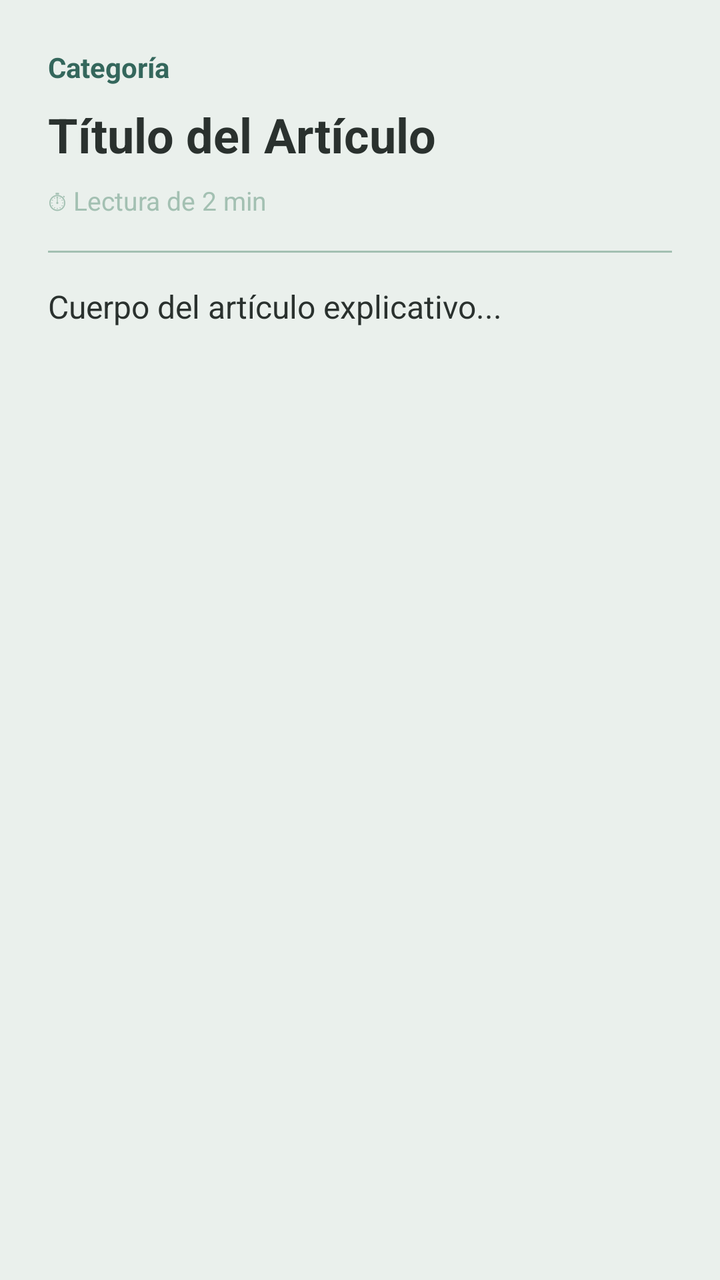
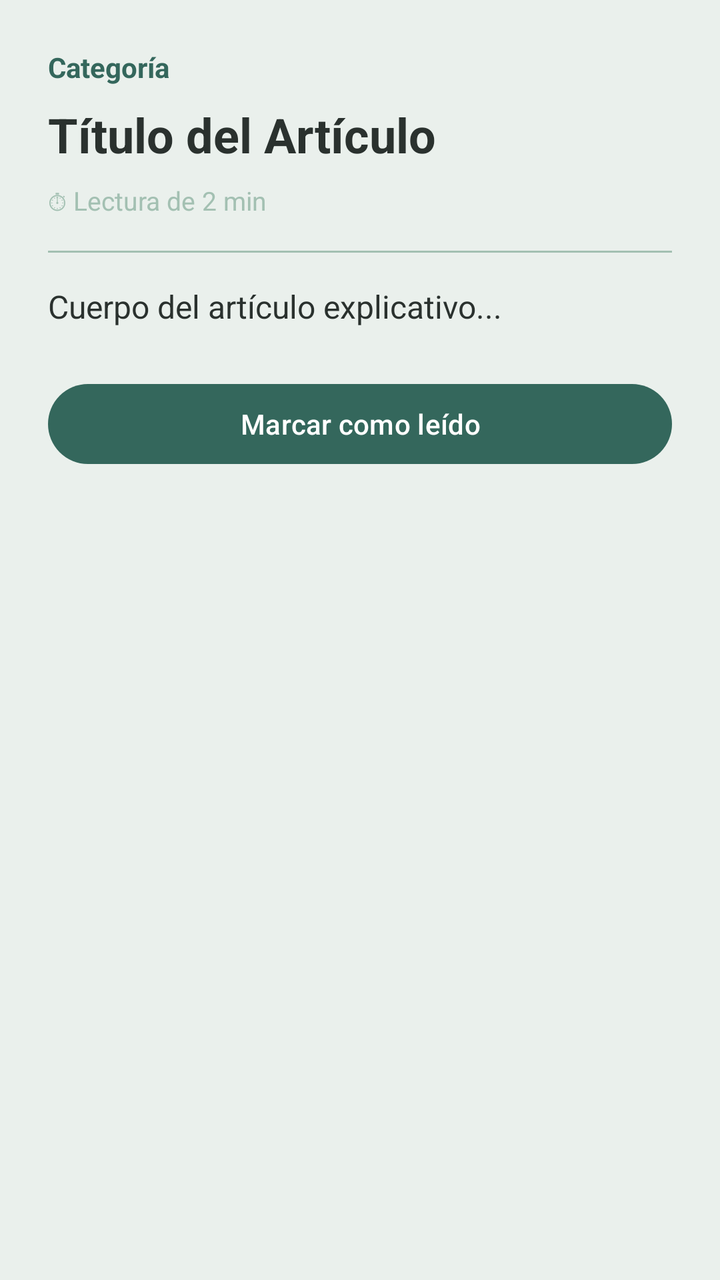

The first picture is an Android layout as it rendered before a commit; the second is the same layout after the commit. The layout source and the unified diff follow.
<!-- AndroidManifest.xml: application theme Theme.Clarity -->
<!-- res/layout/activity_detalle_recurso.xml -->
<?xml version="1.0" encoding="utf-8"?>
<androidx.core.widget.NestedScrollView
    xmlns:android="http://schemas.android.com/apk/res/android"
    android:layout_width="match_parent"
    android:layout_height="match_parent"
    android:background="@color/fondo_app">

    <LinearLayout
        android:layout_width="match_parent"
        android:layout_height="wrap_content"
        android:orientation="vertical"
        android:padding="24dp">

        <TextView
            android:id="@+id/tvDetalleCategoria"
            android:layout_width="wrap_content"
            android:layout_height="wrap_content"
            android:text="Categoría"
            android:textColor="@color/verde_principal"
            android:textSize="14sp"
            android:textStyle="bold" />

        <TextView
            android:id="@+id/tvDetalleTitulo"
            android:layout_width="match_parent"
            android:layout_height="wrap_content"
            android:layout_marginTop="8dp"
            android:text="Título del Artículo"
            android:textColor="@color/gris_texto"
            android:textSize="24sp"
            android:textStyle="bold" />

        <TextView
            android:id="@+id/tvDetalleTiempo"
            android:layout_width="wrap_content"
            android:layout_height="wrap_content"
            android:layout_marginTop="8dp"
            android:text="⏱ Lectura de 2 min"
            android:textColor="@color/verde_secundario"
            android:textSize="13sp" />

        <View
            android:layout_width="match_parent"
            android:layout_height="1dp"
            android:layout_marginVertical="16dp"
            android:background="@color/verde_secundario" />

        <TextView
            android:id="@+id/tvDetalleContenido"
            android:layout_width="match_parent"
            android:layout_height="wrap_content"
            android:lineSpacingExtra="6dp"
            android:text="Cuerpo del artículo explicativo..."
            android:textColor="@color/gris_texto"
            android:textSize="16sp" />

    </LinearLayout>
</androidx.core.widget.NestedScrollView>
<!-- resources referenced by this layout -->
<resources>
  <color name="fondo_app">#EAF0EC</color>
  <color name="gris_texto">#2A312E</color>
  <color name="verde_principal">#34675C</color>
  <color name="verde_secundario">#A3C0B2</color>
  <style name="Theme.Clarity" parent="Base.Theme.Clarity" />
  <style name="Base.Theme.Clarity" parent="Theme.Material3.DayNight.NoActionBar">
          
          
      </style>
</resources>

<!-- the commit's change to res/layout/activity_detalle_recurso.xml (unified diff, before → after) -->
@@ -1,5 +1,6 @@
 <?xml version="1.0" encoding="utf-8"?>
 <androidx.core.widget.NestedScrollView
+    xmlns:app="http://schemas.android.com/apk/res-auto"
     xmlns:android="http://schemas.android.com/apk/res/android"
     android:layout_width="match_parent"
     android:layout_height="match_parent"
@@ -53,6 +54,15 @@
             android:text="Cuerpo del artículo explicativo..."
             android:textColor="@color/gris_texto"
             android:textSize="16sp" />
+        
+        <com.google.android.material.button.MaterialButton
+            android:id="@+id/btnMarcarLeido"
+            android:layout_width="match_parent"
+            android:layout_height="wrap_content"
+            android:layout_marginTop="24dp"
+            android:text="Marcar como leído"
+            android:textColor="@android:color/white"
+            app:backgroundTint="@color/verde_principal" />
 
     </LinearLayout>
 </androidx.core.widget.NestedScrollView>
